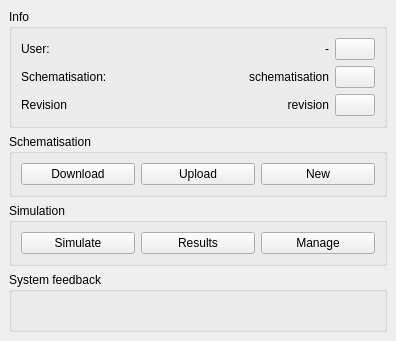
Old version of the form threedi_models_simulations/widgets/dock.ui in the repository nens/threedi-models-simulations.
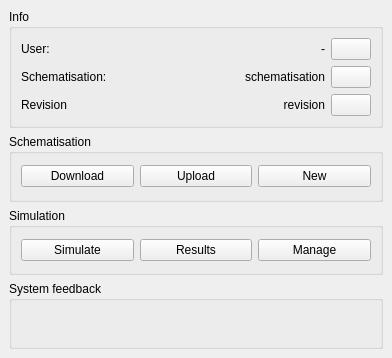
New version of the form. Custom widgets are drawn as their Qt base class.

Commit message: Loading schematisations

The edit to the form file:
```diff
--- a/threedi_models_simulations/widgets/dock.ui
+++ b/threedi_models_simulations/widgets/dock.ui
@@ -6,8 +6,8 @@
    <rect>
     <x>0</x>
     <y>0</y>
-    <width>396</width>
-    <height>341</height>
+    <width>392</width>
+    <height>358</height>
    </rect>
   </property>
   <property name="windowTitle">
@@ -16,7 +16,7 @@
   <widget class="QWidget" name="dockWidgetContents">
    <layout class="QVBoxLayout" name="verticalLayout">
     <item>
-     <widget class="QGroupBox" name="btn_load_schematisation">
+     <widget class="QGroupBox" name="info_schematisation">
       <property name="title">
        <string>Info</string>
       </property>
@@ -86,7 +86,7 @@
         </widget>
        </item>
        <item row="1" column="2">
-        <widget class="QPushButton" name="pushButton_7">
+        <widget class="QPushButton" name="btn_load_schematisation">
          <property name="sizePolicy">
           <sizepolicy hsizetype="Fixed" vsizetype="Fixed">
            <horstretch>0</horstretch>
```
The commit also changes 6 other files.
